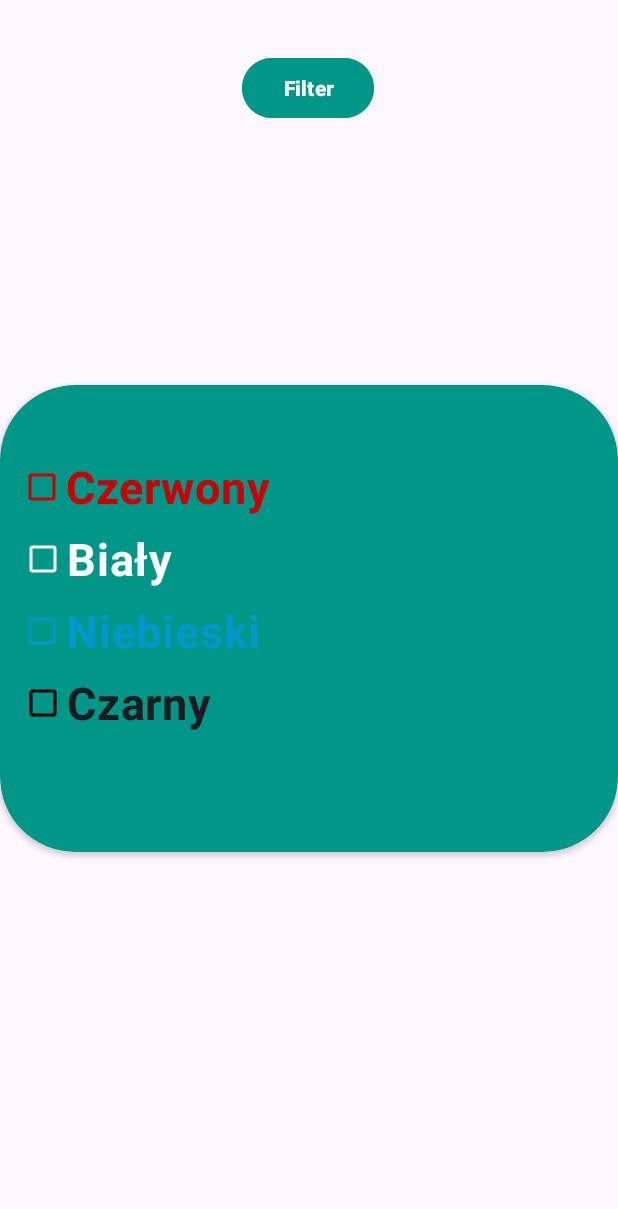
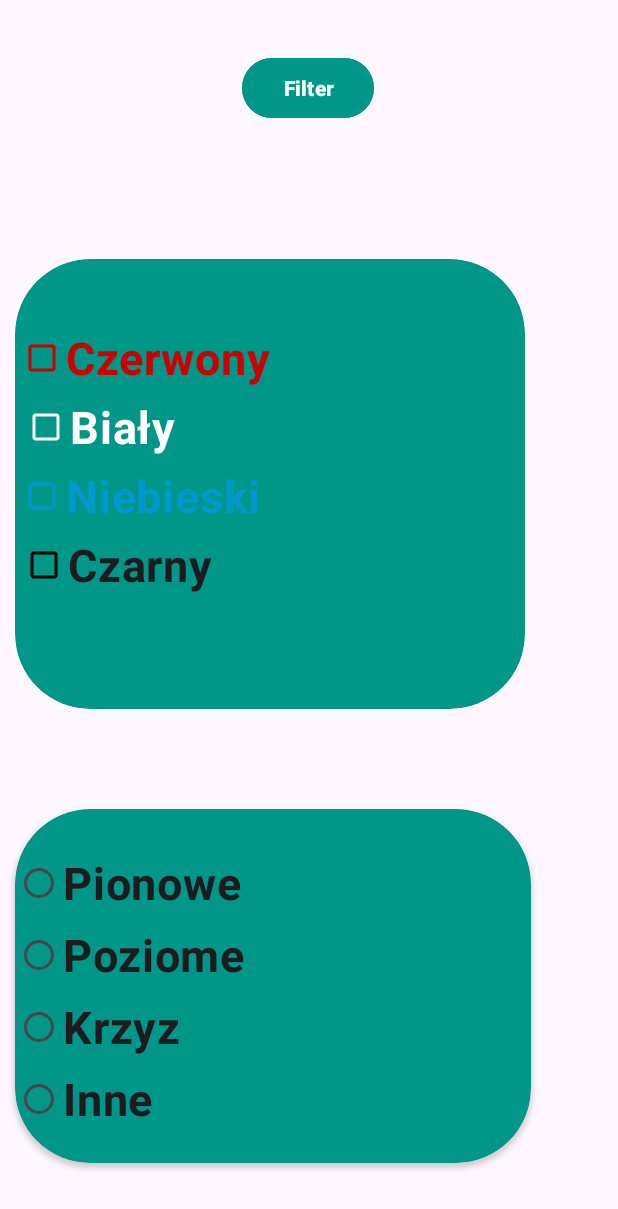
Before and after one commit to bartekkleczar/flagiAplikacja, an Android app: the screen it shows after launch (StartActivity), on a phone screen of 412 x 824 dp. Shown: the top 1209 px of the screen. Run offline under Robolectric (Android 15) with nearby library versions, the phone set to English and light mode, and no system bars.

Commit message:
dodanie radio buttonow dla ulozenia flagi

```diff
--- a/app/src/main/res/layout/activity_start.xml
+++ b/app/src/main/res/layout/activity_start.xml
@@ -21,17 +21,20 @@
         app:layout_constraintVertical_bias="0.045" />
 
     <androidx.cardview.widget.CardView
-        android:layout_width="match_parent"
-        android:layout_height="311dp"
+        android:layout_width="340dp"
+        android:layout_height="300dp"
+        android:layout_marginLeft="10dp"
         android:backgroundTint="@color/backgroundMa"
         app:cardCornerRadius="50dp"
         app:layout_constraintBottom_toBottomOf="parent"
         app:layout_constraintEnd_toEndOf="parent"
+        app:layout_constraintHorizontal_bias="0.0"
         app:layout_constraintStart_toStartOf="parent"
-        app:layout_constraintTop_toTopOf="parent">
+        app:layout_constraintTop_toTopOf="parent"
+        app:layout_constraintVertical_bias="0.329">
 
         <androidx.constraintlayout.widget.ConstraintLayout
-            android:layout_width="match_parent"
+            android:layout_width="206dp"
             android:layout_height="match_parent">
 
             <CheckBox
@@ -100,4 +103,66 @@
         </androidx.constraintlayout.widget.ConstraintLayout>
     </androidx.cardview.widget.CardView>
 
+    <androidx.cardview.widget.CardView
+        android:layout_width="344dp"
+        android:layout_height="236dp"
+        android:layout_marginLeft="10dp"
+        android:layout_marginTop="50dp"
+        android:backgroundTint="@color/backgroundMa"
+        app:cardCornerRadius="50dp"
+        app:layout_constraintBottom_toBottomOf="parent"
+        app:layout_constraintEnd_toEndOf="parent"
+        app:layout_constraintHorizontal_bias="0.0"
+        app:layout_constraintStart_toStartOf="parent"
+        app:layout_constraintTop_toTopOf="parent"
+        app:layout_constraintVertical_bias="0.91">
+
+        <androidx.constraintlayout.widget.ConstraintLayout
+            android:layout_width="209dp"
+            android:layout_height="match_parent">
+
+            <RadioGroup
+                android:layout_width="match_parent"
+                android:layout_height="match_parent"
+                app:layout_constraintBottom_toBottomOf="parent"
+                app:layout_constraintEnd_toEndOf="parent"
+                app:layout_constraintStart_toStartOf="parent"
+                app:layout_constraintTop_toTopOf="parent" >
+
+                <RadioButton
+                    android:id="@+id/radioButton"
+                    android:layout_width="match_parent"
+                    android:layout_height="wrap_content"
+                    android:layout_marginTop="25dp"
+                    android:text="Pionowe"
+                    android:textSize="30sp"
+                    android:textStyle="bold" />
+
+                <RadioButton
+                    android:id="@+id/radioButton2"
+                    android:layout_width="match_parent"
+                    android:layout_height="wrap_content"
+                    android:text="Poziome"
+                    android:textSize="30sp"
+                    android:textStyle="bold" />
+
+                <RadioButton
+                    android:id="@+id/radioButton3"
+                    android:layout_width="match_parent"
+                    android:layout_height="wrap_content"
+                    android:text="Krzyz"
+                    android:textSize="30sp"
+                    android:textStyle="bold" />
+
+                <RadioButton
+                    android:id="@+id/radioButton4"
+                    android:layout_width="match_parent"
+                    android:layout_height="wrap_content"
+                    android:text="Inne"
+                    android:textSize="30sp"
+                    android:textStyle="bold" />
+            </RadioGroup>
+        </androidx.constraintlayout.widget.ConstraintLayout>
+    </androidx.cardview.widget.CardView>
+
 </androidx.constraintlayout.widget.ConstraintLayout>
```
